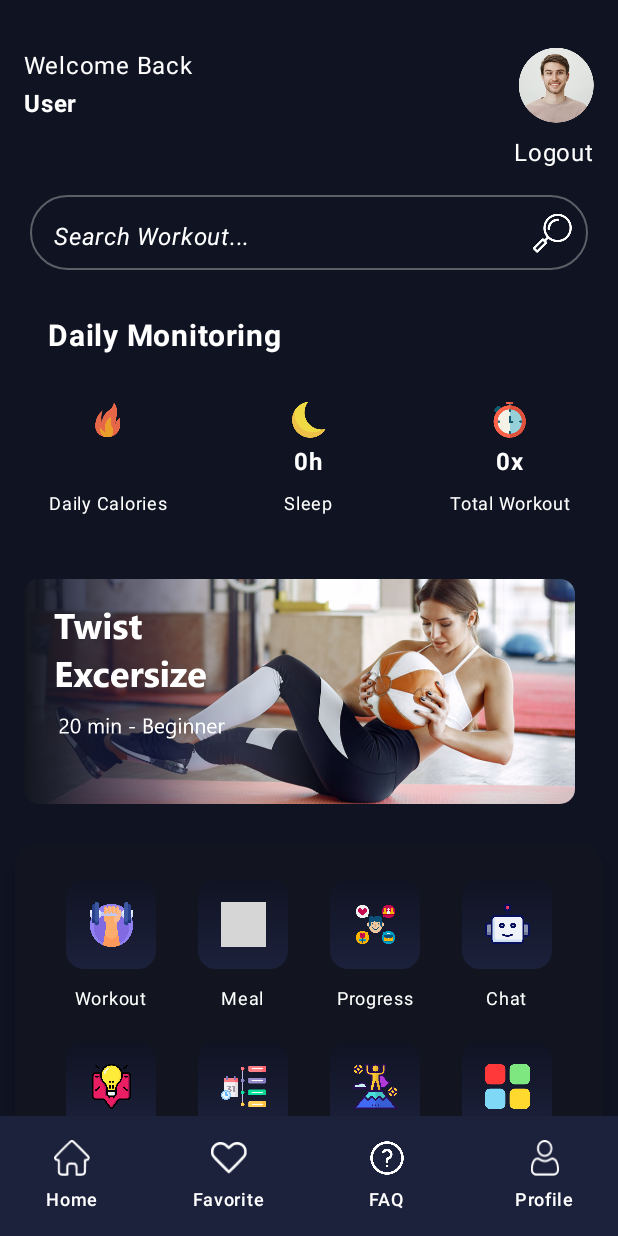
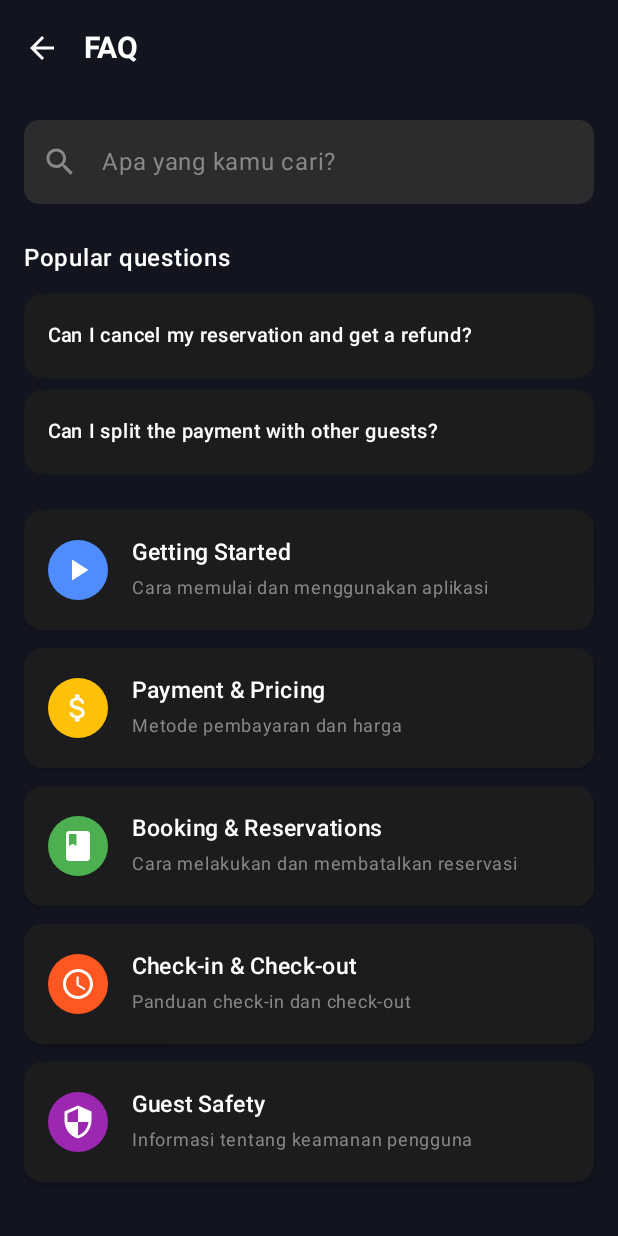
Before and after one commit to rammm2005/daily_life_tracking_app, an Android app built with Jetpack Compose: the MainActivity screen opened directly, with no data from a screen before it, item 3 of the bottom bar chosen, on a phone screen of 412 x 824 dp. Run offline under Robolectric (Android 15) with nearby library versions, the phone set to English and light mode, and no system bars; our stand-ins replace constraintlayout-compose; pictures from the network do not load; grey boxes are pictures that could not be loaded.

Commit message:
add code for faq and fix some ui

```diff
--- /dev/null
+++ b/app/src/main/java/com/example/gym_app/activity/faq/FaqScreen.kt
@@ -0,0 +1,208 @@
+package com.example.gym_app.activity.faq
+
+import androidx.compose.foundation.background
+import androidx.compose.foundation.clickable
+import androidx.compose.foundation.layout.*
+import androidx.compose.foundation.shape.CircleShape
+import androidx.compose.foundation.shape.RoundedCornerShape
+import androidx.compose.material.Icon
+import androidx.compose.material.IconButton
+import androidx.compose.material.icons.Icons
+import androidx.compose.material.icons.filled.*
+import androidx.compose.material3.*
+import androidx.compose.runtime.*
+import androidx.compose.ui.Alignment
+import androidx.compose.ui.Modifier
+import androidx.compose.ui.graphics.Color
+import androidx.compose.ui.graphics.vector.ImageVector
+import androidx.compose.ui.res.colorResource
+import androidx.compose.ui.text.font.FontWeight
+import androidx.compose.ui.unit.dp
+import androidx.compose.ui.unit.sp
+import androidx.navigation.NavController
+import com.example.gym_app.R
+
+data class FaqItem(
+    val icon: ImageVector,
+    val title: String,
+    val description: String,
+    val iconColor: Color
+)
+
+@OptIn(ExperimentalMaterial3Api::class)
+@Composable
+fun FaqScreen(navController: NavController) {
+    var searchQuery by remember { mutableStateOf("") }
+
+    Scaffold(
+        containerColor = colorResource(R.color.smoothMainColor),
+        topBar = {
+            TopAppBar(
+                colors = TopAppBarDefaults.topAppBarColors(
+                    containerColor = colorResource(R.color.smoothMainColor),
+                    titleContentColor = Color.White,
+                    navigationIconContentColor = Color.White
+                ),
+                title = {
+                    Text("FAQ", fontSize = 20.sp, fontWeight = FontWeight.Bold)
+                },
+                navigationIcon = {
+                    IconButton(onClick = { navController.popBackStack() }) {
+                        Icon(Icons.Default.ArrowBack, contentDescription = "Back", tint = Color.White)
+                    }
+                }
+            )
+        }
+    ) {
+        Column(
+            modifier = Modifier
+                .padding(it)
+                .padding(horizontal = 16.dp)
+                .fillMaxSize()
+                .background(colorResource(R.color.smoothMainColor))
+        ) {
+            Spacer(modifier = Modifier.height(16.dp))
+
+
+            TextField(
+                value = searchQuery,
+                onValueChange = { searchQuery = it },
+                placeholder = {
+                    Text("Apa yang kamu cari?", color = Color.Gray)
+                },
+                leadingIcon = {
+                    Icon(Icons.Default.Search, contentDescription = null, tint = Color.Gray)
+                },
+                modifier = Modifier
+                    .fillMaxWidth(),
+                shape = RoundedCornerShape(10.dp),
+                colors = TextFieldDefaults.colors(
+                    focusedTextColor = Color.White,
+                    unfocusedTextColor = Color.White,
+                    cursorColor = Color.White,
+                    focusedContainerColor = Color(0xFF2C2C2E),
+                    unfocusedContainerColor = Color(0xFF2C2C2E),
+                    focusedIndicatorColor = Color.Transparent,
+                    unfocusedIndicatorColor = Color.Transparent,
+                    focusedLeadingIconColor = Color.Gray,
+                    unfocusedLeadingIconColor = Color.Gray,
+                    focusedPlaceholderColor = Color.Gray,
+                    unfocusedPlaceholderColor = Color.Gray
+                )
+            )
+
+
+
+            Spacer(modifier = Modifier.height(24.dp))
+
+            Text(
+                text = "Popular questions",
+                color = Color.White,
+                fontWeight = FontWeight.SemiBold,
+                fontSize = 16.sp,
+                modifier = Modifier.padding(bottom = 12.dp)
+            )
+
+            PopularQuestion(text = "Can I cancel my reservation and get a refund?")
+            Spacer(modifier = Modifier.height(8.dp))
+            PopularQuestion(text = "Can I split the payment with other guests?")
+            Spacer(modifier = Modifier.height(24.dp))
+
+            FaqList(searchQuery)
+        }
+    }
+}
+
+@Composable
+fun PopularQuestion(text: String) {
+    Card(
+        modifier = Modifier.fillMaxWidth(),
+        colors = CardDefaults.cardColors(containerColor = Color(0xFF1C1C1E))
+    ) {
+        Text(
+            text = text,
+            color = Color.White,
+            fontSize = 13.sp,
+            fontWeight = FontWeight.W500,
+            modifier = Modifier.padding(16.dp)
+        )
+    }
+}
+
+@Composable
+fun FaqList(searchQuery: String) {
+    val faqItems = listOf(
+        FaqItem(Icons.Default.PlayArrow, "Getting Started", "Cara memulai dan menggunakan aplikasi", Color(0xFF4E8CFF)),
+        FaqItem(Icons.Default.AttachMoney, "Payment & Pricing", "Metode pembayaran dan harga", Color(0xFFFFC107)),
+        FaqItem(Icons.Default.Book, "Booking & Reservations", "Cara melakukan dan membatalkan reservasi", Color(0xFF4CAF50)),
+        FaqItem(Icons.Default.Schedule, "Check-in & Check-out", "Panduan check-in dan check-out", Color(0xFFFF5722)),
+        FaqItem(Icons.Default.Security, "Guest Safety", "Informasi tentang keamanan pengguna", Color(0xFF9C27B0))
+    )
+
+    val filteredItems = faqItems.filter {
+        it.title.contains(searchQuery, ignoreCase = true) ||
+                it.description.contains(searchQuery, ignoreCase = true)
+    }
+
+    Column {
+        filteredItems.forEach { item ->
+            FaqCard(item)
+            Spacer(modifier = Modifier.height(12.dp))
+        }
+        if (filteredItems.isEmpty()) {
+            Text(
+                text = "Tidak ada hasil ditemukan.",
+                color = Color.Gray,
+                fontSize = 14.sp,
+                modifier = Modifier.padding(top = 12.dp)
+            )
+        }
+    }
+}
+
+@Composable
+fun FaqCard(item: FaqItem) {
+    Card(
+        modifier = Modifier
+            .fillMaxWidth()
+            .clickable { /* TODO: navigate to detail */ },
+        colors = CardDefaults.cardColors(containerColor = Color(0xFF1C1C1E)),
+        elevation = CardDefaults.cardElevation(defaultElevation = 2.dp)
+    ) {
+        Row(
+            modifier = Modifier.padding(16.dp),
+            verticalAlignment = Alignment.CenterVertically
+        ) {
+            Surface(
+                modifier = Modifier.size(40.dp),
+                color = item.iconColor,
+                shape = CircleShape
+            ) {
+                Icon(
+                    imageVector = item.icon,
+                    contentDescription = item.title,
+                    tint = Color.White,
+                    modifier = Modifier
+                        .padding(8.dp)
+                        .align(Alignment.CenterVertically)
+                )
+            }
+
+            Spacer(modifier = Modifier.width(16.dp))
+
+            Column {
+                Text(
+                    text = item.title,
+                    color = Color.White,
+                    fontSize = 15.sp,
+                    fontWeight = FontWeight.SemiBold
+                )
+                Text(
+                    text = item.description,
+                    color = Color.Gray,
+                    fontSize = 12.sp
+                )
+            }
+        }
+    }
+}
--- a/app/src/main/java/com/example/gym_app/activity/mainactivity/MainBottomBar.kt
+++ b/app/src/main/java/com/example/gym_app/activity/mainactivity/MainBottomBar.kt
@@ -1,5 +1,6 @@
 package com.example.gym_app.activity.mainactivity
 
+import androidx.compose.foundation.clickable
 import androidx.compose.foundation.layout.size
 import androidx.compose.material3.Icon
 import androidx.compose.material3.NavigationBar
@@ -11,35 +12,56 @@ import androidx.compose.ui.res.colorResource
 import androidx.compose.ui.res.painterResource
 import androidx.compose.ui.unit.dp
 import androidx.compose.ui.unit.sp
+import androidx.navigation.NavController
 import com.example.gym_app.R
+import kotlinx.coroutines.coroutineScope
+import kotlinx.coroutines.launch
+import androidx.navigation.compose.currentBackStackEntryAsState
+
+
 @Composable
+fun currentRoute(navController: NavController): String? {
+    val navBackStackEntry = navController.currentBackStackEntryAsState()
+    return navBackStackEntry.value?.destination?.route
+}
 
-fun MainButtomBar () {
+@Composable
+fun MainButtomBar(navController: NavController) {
+    val currentRoute = currentRoute(navController)
+
+    val items = listOf(
+        Triple(R.drawable.btn_1, "Home", "main_screen"),
+        Triple(R.drawable.btn_2, "Favorite", "favorite_screen"),
+        Triple(R.drawable.faq, "FAQ", "faq_screen"),
+        Triple(R.drawable.btn_4, "Profile", "profile_screen"),
+    )
+
     NavigationBar(containerColor = colorResource(R.color.darkBlue)) {
-        val items = listOf(
-            R.drawable.btn_1 to "Home",
-            R.drawable.btn_2 to "Favorite",
-            R.drawable.faq to "FAQ",
-            R.drawable.btn_4 to "Profile",
-        )
-        items.forEach { (icon, label) ->
+        items.forEach { (icon, label, route) ->
+            val isSelected = currentRoute == route
             NavigationBarItem(
-                selected = false,
+                selected = isSelected,
                 onClick = {
-
+                    if (!isSelected) {
+                        navController.navigate(route) {
+                            popUpTo(navController.graph.startDestinationId) { saveState = true }
+                            launchSingleTop = true
+                            restoreState = true
+                        }
+                    }
                 },
                 icon = {
                     Icon(
                         painter = painterResource(icon),
                         contentDescription = label,
-                        tint = colorResource(R.color.white),
+                        tint = if (isSelected) colorResource(R.color.purple_200) else colorResource(R.color.white),
                         modifier = Modifier.size(24.dp)
                     )
                 },
                 label = {
                     Text(
                         text = label,
-                        color = colorResource(R.color.white),
+                        color = if (isSelected) colorResource(R.color.purple_200) else colorResource(R.color.white),
                         fontSize = 12.sp
                     )
                 }
--- a/app/src/main/java/com/example/gym_app/screen/AppNavHost.kt
+++ b/app/src/main/java/com/example/gym_app/screen/AppNavHost.kt
@@ -37,6 +37,7 @@ import androidx.core.net.toUri
 import com.example.gym_app.activity.chatbot.ChatBotScreen
 import com.example.gym_app.activity.dailytracking.CreateUpdateDailyTrackingScreen
 import com.example.gym_app.activity.dailytracking.DailyTrackingScreen
+import com.example.gym_app.activity.faq.FaqScreen
 import com.example.gym_app.activity.goal.GoalScreen
 import com.example.gym_app.activity.meal.DetailMealScreen
 import com.example.gym_app.activity.schedule.CreateUpdateScheduleScreen
@@ -67,7 +68,7 @@ fun AppNavHost(sessionManager: SessionManager) {
         composable("main_screen") {
             Scaffold(
                     containerColor = Color(0Xff101322),
-                    bottomBar = { MainButtomBar() },
+                    bottomBar = { MainButtomBar(navController = navController) },
                    ) { innerPadding ->
                     MainContent(modifier = Modifier.padding(innerPadding)
                         .fillMaxSize(),
@@ -80,6 +81,11 @@ fun AppNavHost(sessionManager: SessionManager) {
 
         composable("chat_screen") {
             ChatBotScreen(navController)
+        }
+
+
+        composable("faq_screen") {
+            FaqScreen(navController)
         }
 
         composable("goal_screen") {
```
